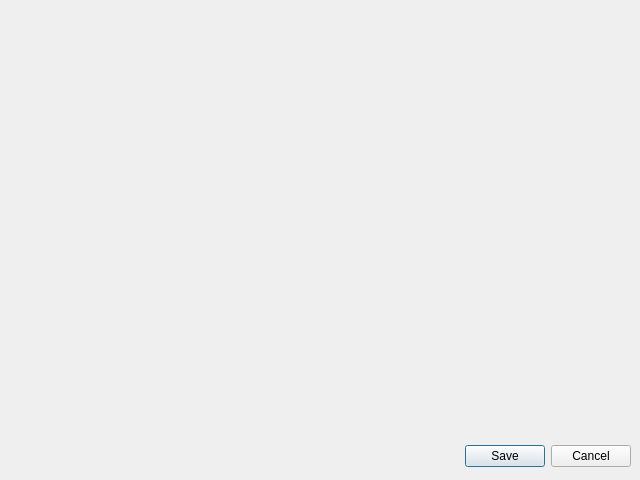
The window that factura.ui (JuanJoseAnga/P59-Tiendita-POO) describes before a commit, drawn with Qt 5.
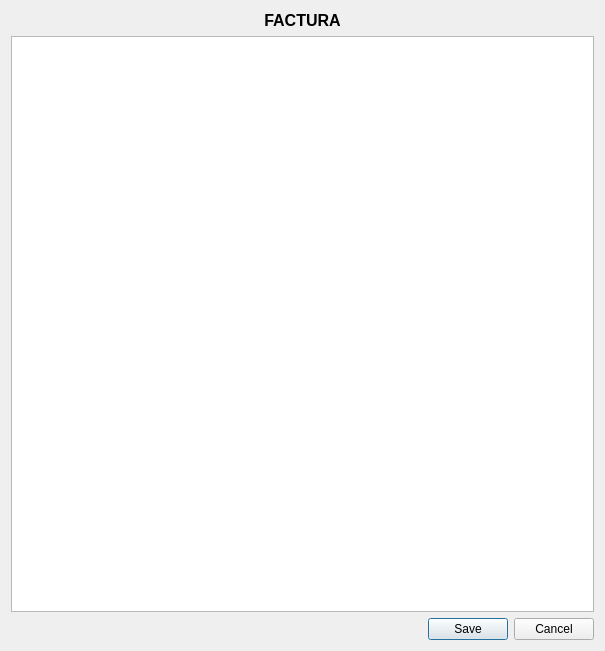
The same window after the commit.

Commit message: Agregado totales a la factura

Diff of the .ui file:
```diff
--- a/factura.ui
+++ b/factura.ui
@@ -6,22 +6,30 @@
    <rect>
     <x>0</x>
     <y>0</y>
-    <width>640</width>
-    <height>480</height>
+    <width>605</width>
+    <height>651</height>
    </rect>
   </property>
   <property name="windowTitle">
    <string>Dialog</string>
   </property>
+  <layout class="QVBoxLayout" name="verticalLayout">
+   <item>
+    <widget class="QLabel" name="label">
+     <property name="text">
+      <string>&lt;html&gt;&lt;head/&gt;&lt;body&gt;&lt;p align=&quot;center&quot;&gt;&lt;span style=&quot; font-size:12pt; font-weight:600;&quot;&gt;FACTURA&lt;/span&gt;&lt;/p&gt;&lt;/body&gt;&lt;/html&gt;</string>
+     </property>
+    </widget>
+   </item>
+   <item>
+    <widget class="QPlainTextEdit" name="outFactura">
+     <property name="enabled">
+      <bool>true</bool>
+     </property>
+    </widget>
+   </item>
+   <item>
   <widget class="QDialogButtonBox" name="buttonBox">
-   <property name="geometry">
-    <rect>
-     <x>10</x>
-     <y>440</y>
-     <width>621</width>
-     <height>32</height>
-    </rect>
-   </property>
    <property name="orientation">
     <enum>Qt::Horizontal</enum>
    </property>
@@ -29,6 +37,8 @@
     <set>QDialogButtonBox::Cancel|QDialogButtonBox::Save</set>
    </property>
   </widget>
+   </item>
+  </layout>
  </widget>
  <resources/>
  <connections>
```
Lines whose indentation alone changed are shown as unchanged. The commit also changes 8 other files.
